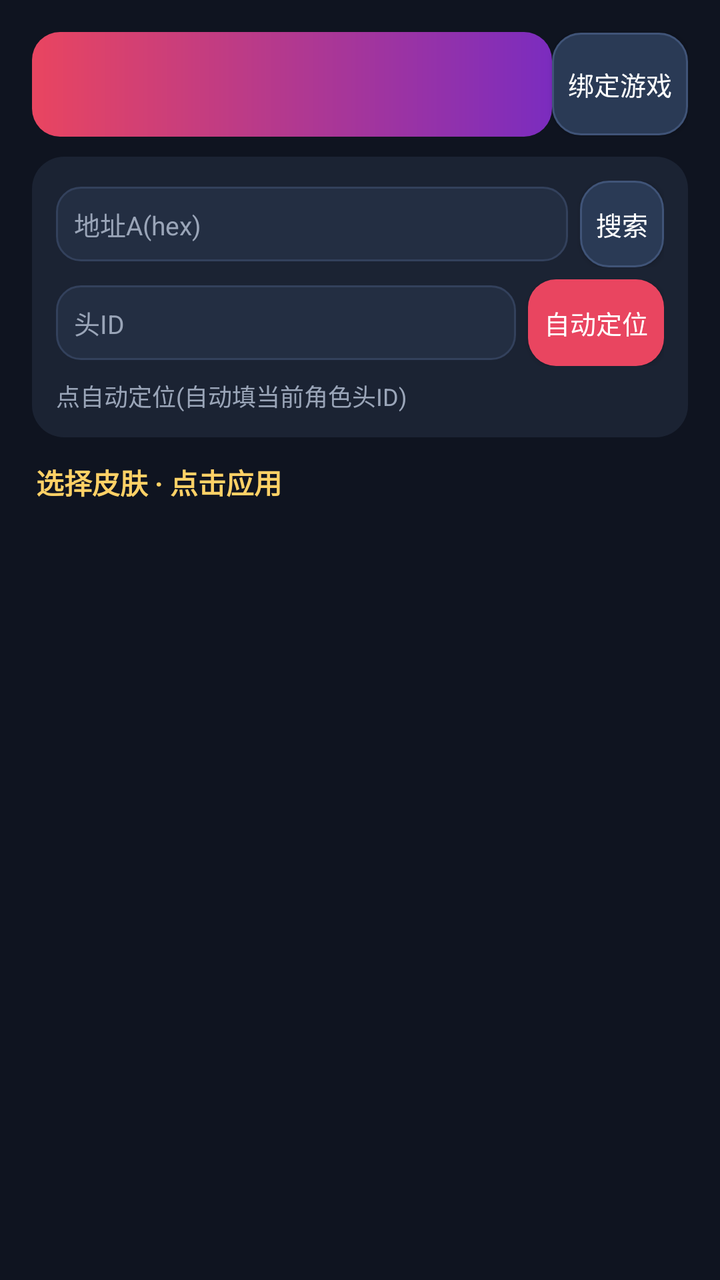
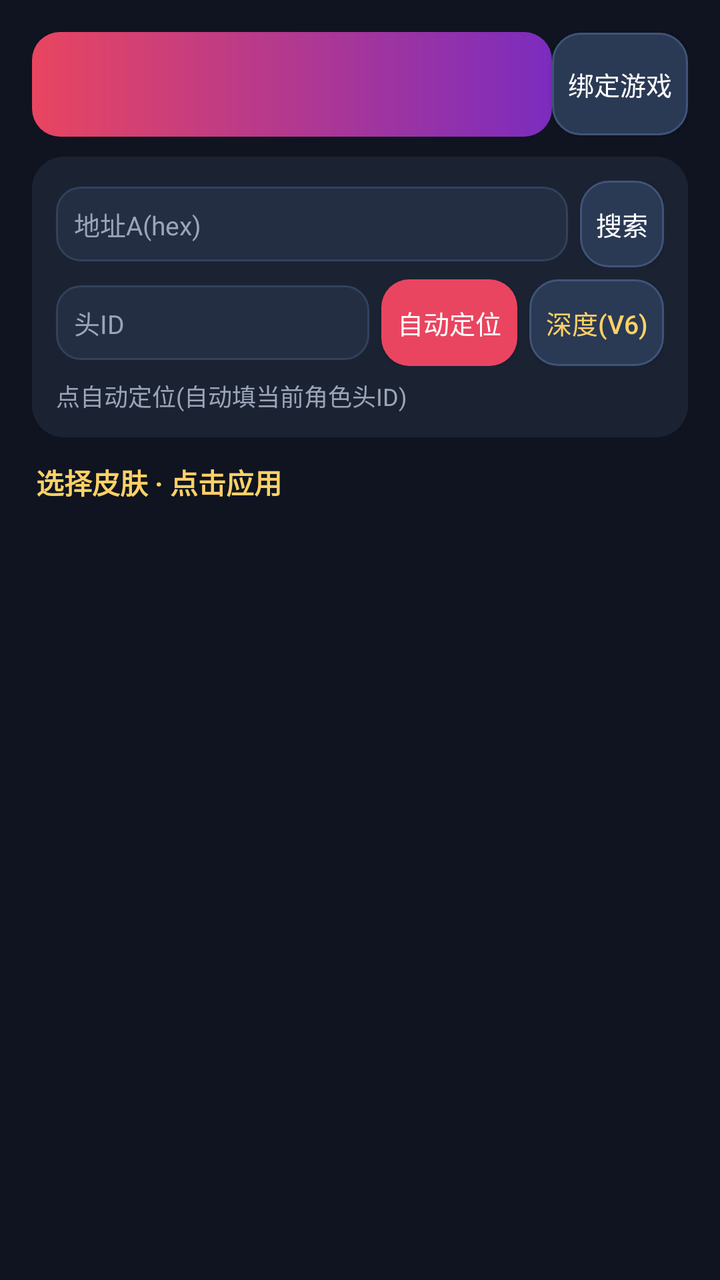

The first picture is an Android layout as it rendered before a commit; the second is the same layout after the commit. The layout source and the unified diff follow.
<!-- AndroidManifest.xml: application theme AppTheme -->
<!-- res/layout/activity_skin.xml -->
<?xml version="1.0" encoding="utf-8"?>
<LinearLayout xmlns:android="http://schemas.android.com/apk/res/android"
    android:layout_width="match_parent" android:layout_height="match_parent"
    android:orientation="vertical" android:background="@color/bg"
    android:padding="16dp">

    <LinearLayout android:layout_width="match_parent" android:layout_height="wrap_content"
        android:orientation="horizontal" android:gravity="center_vertical"
        android:layout_marginBottom="10dp">
        <TextView android:id="@+id/skin_title" android:layout_width="0dp" android:layout_height="wrap_content"
            android:layout_weight="1" android:background="@drawable/bg_title" android:paddingLeft="6dp" android:paddingRight="6dp" android:paddingTop="14dp" android:paddingBottom="14dp"
            android:textColor="#FFFFFF" android:textSize="18sp" android:textStyle="bold"/>
        <Button android:id="@+id/btn_attach" android:layout_width="wrap_content" android:layout_height="wrap_content"
            android:background="@drawable/bg_btn_ghost" android:textColor="#FFFFFF"
            android:paddingLeft="8dp" android:paddingRight="8dp" android:paddingTop="16dp" android:paddingBottom="16dp" android:text="绑定游戏" android:minWidth="0dp" android:minHeight="0dp"
            android:textSize="13sp"/>
    </LinearLayout>

    <LinearLayout android:layout_width="match_parent" android:layout_height="wrap_content"
        android:orientation="vertical" android:background="@drawable/bg_card"
        android:padding="12dp" android:layout_marginBottom="8dp">
        <LinearLayout android:layout_width="match_parent" android:layout_height="wrap_content"
            android:orientation="horizontal" android:gravity="center_vertical">
            <EditText android:id="@+id/addr_input" android:layout_width="0dp" android:layout_height="wrap_content"
                android:layout_weight="1" android:background="@drawable/bg_field" android:padding="9dp"
                android:textColor="@color/text" android:hint="地址A(hex)" android:textColorHint="@color/muted"
                android:textSize="13sp"/>
            <Button android:id="@+id/btn_scan" android:layout_width="wrap_content" android:layout_height="wrap_content"
                android:background="@drawable/bg_btn_ghost" android:textColor="#FFFFFF"
                android:paddingLeft="8dp" android:paddingRight="8dp" android:paddingTop="12dp" android:paddingBottom="12dp" android:text="搜索" android:minWidth="0dp" android:minHeight="0dp"
                android:textSize="13sp" android:layout_marginStart="6dp"/>
        </LinearLayout>
        <LinearLayout android:layout_width="match_parent" android:layout_height="wrap_content"
            android:orientation="horizontal" android:gravity="center_vertical" android:layout_marginTop="6dp">
            <EditText android:id="@+id/head_input" android:layout_width="0dp" android:layout_height="wrap_content"
                android:layout_weight="1" android:background="@drawable/bg_field" android:padding="9dp"
                android:textColor="@color/text" android:hint="头ID" android:textColorHint="@color/muted"
                android:textSize="13sp"/>
            <Button android:id="@+id/btn_auto" android:layout_width="wrap_content" android:layout_height="wrap_content"
                android:background="@drawable/bg_btn_primary" android:textColor="#FFFFFF"
                android:paddingLeft="8dp" android:paddingRight="8dp" android:paddingTop="12dp" android:paddingBottom="12dp" android:text="自动定位" android:minWidth="0dp" android:minHeight="0dp"
                android:textSize="13sp" android:layout_marginStart="6dp"/>
        </LinearLayout>
        <TextView android:id="@+id/addr_info" android:layout_width="match_parent" android:layout_height="wrap_content"
            android:textColor="@color/muted" android:textSize="12sp" android:layout_marginTop="6dp"
            android:text="点自动定位(自动填当前角色头ID)" />
    </LinearLayout>

    <TextView android:layout_width="wrap_content" android:layout_height="wrap_content"
        android:text="选择皮肤 · 点击应用" android:textColor="@color/accent2"
        android:textSize="14sp" android:textStyle="bold" android:paddingTop="4dp" android:paddingLeft="2dp" android:paddingRight="2dp" android:paddingBottom="8dp"/>

    <ListView android:id="@+id/skin_list" android:layout_width="match_parent"
        android:layout_height="match_parent" android:divider="@android:color/transparent"
        android:dividerHeight="6dp" android:paddingBottom="8dp"/>
</LinearLayout>
<!-- resources referenced by this layout -->
<resources>
  <color name="accent2">#FFD166</color>
  <color name="bg">#0F1420</color>
  <color name="muted">#9AA5B8</color>
  <color name="text">#F2F5FA</color>
  <!-- drawable bg_btn_ghost (drawable) -->
  <ripple xmlns:android="http://schemas.android.com/apk/res/android" android:color="#22FFFFFF"><item><shape><solid android:color="#2A3A55"/><corners android:radius="14dp"/><stroke android:width="1dp" android:color="#405478"/></shape></item></ripple>
  <!-- drawable bg_btn_primary (drawable) -->
  <ripple xmlns:android="http://schemas.android.com/apk/res/android" android:color="#33FFFFFF"><item><shape><solid android:color="@color/accent"/><corners android:radius="14dp"/></shape></item></ripple>
  <!-- drawable bg_card (drawable) -->
  <shape xmlns:android="http://schemas.android.com/apk/res/android"><solid android:color="@color/card"/><corners android:radius="16dp"/></shape>
  <!-- drawable bg_field (drawable) -->
  <shape xmlns:android="http://schemas.android.com/apk/res/android"><solid android:color="@color/field"/><corners android:radius="12dp"/><stroke android:width="1dp" android:color="#33415C"/></shape>
  <!-- drawable bg_title (drawable) -->
  <shape xmlns:android="http://schemas.android.com/apk/res/android"><gradient android:startColor="#E94560" android:endColor="#7B2CBF" android:angle="0"/><corners android:radius="14dp"/></shape>
  <style name="AppTheme" parent="Theme.AppCompat.NoActionBar">
          <item name="android:windowBackground">@color/bg</item>
          <item name="colorPrimary">@color/accent</item>
          <item name="colorAccent">@color/accent</item>
          <item name="android:statusBarColor">@color/bg</item>
          <item name="android:navigationBarColor">@color/bg</item>
          <item name="android:textColor">@color/text</item>
      </style>
  <color name="accent">#E94560</color>
  <color name="card">#1B2333</color>
  <color name="field">#232E42</color>
</resources>

<!-- the commit's change to res/layout/activity_skin.xml (unified diff, before → after) -->
@@ -40,6 +40,10 @@
                 android:background="@drawable/bg_btn_primary" android:textColor="#FFFFFF"
                 android:paddingLeft="8dp" android:paddingRight="8dp" android:paddingTop="12dp" android:paddingBottom="12dp" android:text="自动定位" android:minWidth="0dp" android:minHeight="0dp"
                 android:textSize="13sp" android:layout_marginStart="6dp"/>
+            <Button android:id="@+id/btn_deep" android:layout_width="wrap_content" android:layout_height="wrap_content"
+                android:background="@drawable/bg_btn_ghost" android:textColor="#FFD166"
+                android:paddingLeft="8dp" android:paddingRight="8dp" android:paddingTop="12dp" android:paddingBottom="12dp" android:text="深度(v6)" android:minWidth="0dp" android:minHeight="0dp"
+                android:textSize="13sp" android:layout_marginStart="6dp"/>
         </LinearLayout>
         <TextView android:id="@+id/addr_info" android:layout_width="match_parent" android:layout_height="wrap_content"
             android:textColor="@color/muted" android:textSize="12sp" android:layout_marginTop="6dp"
